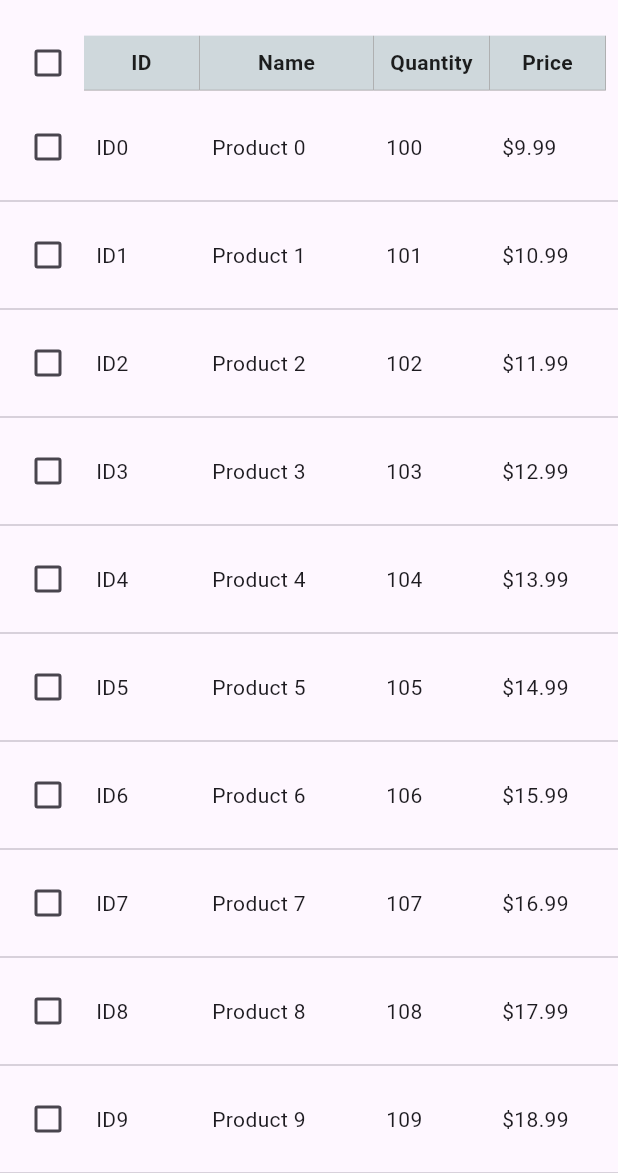
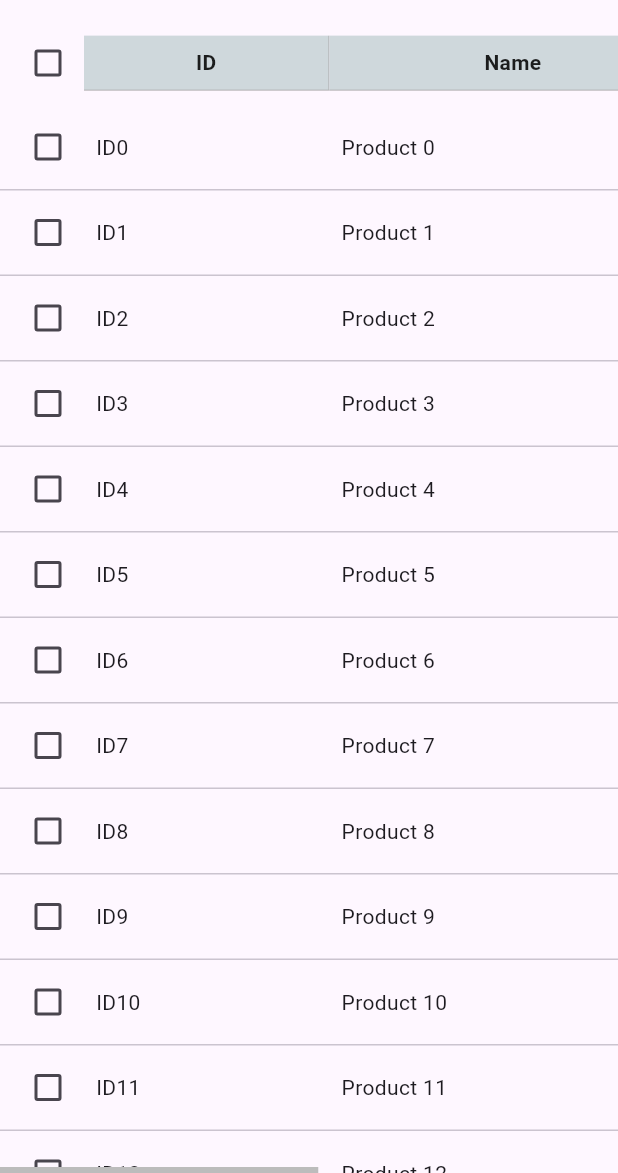
Before and after one commit to kihyun1998/table_view, a Flutter app: the TalbeScreen screen opened directly, on a phone screen of 412 x 824 dp, the part 63-1236 px from its top. Run offline on Flutter 3.47's test engine with Material 3 defaults, Android fonts, the phone set to English and light mode, and no system bars; our stand-ins replace flutter_riverpod, riverpod_annotation; generated files the repository leaves out were written again.

Commit message:
minWidth 설정 가능하게 구현

```diff
--- a/lib/talbe/talbe_screen.dart
+++ b/lib/talbe/talbe_screen.dart
@@ -27,16 +27,44 @@ class TalbeScreen extends ConsumerWidget {
       ),
     );
 
+    final ScrollController scrollController = ScrollController();
+    const double minWidth = 800;
+
     return Scaffold(
       appBar: AppBar(title: const Text("Table")),
-      body: Column(
-        children: [
-          /// TableHeaders
-          const TableColumn(),
-
-          /// TableRows
-          TableRow(rows: rows),
+      body: Scrollbar(
+        controller: scrollController,
+        thumbVisibility: true,
+        child: LayoutBuilder(
+          builder: (context, constraints) {
+            final double tableWidth = constraints.maxWidth > minWidth
+                ? constraints.maxWidth
+                : minWidth;
+            return SingleChildScrollView(
+              scrollDirection: Axis.horizontal,
+              controller: scrollController,
+              child: SizedBox(
+                width: tableWidth,
+                child: CustomScrollView(
+                  slivers: [
+                    const SliverToBoxAdapter(
+                      child: TableColumn(),
+                    ),
+                    SliverList(
+                      delegate: SliverChildBuilderDelegate(
+                        (context, index) {
+                          final row = rows[index];
+                          return TableRowWidget(row: row);
+                        },
+                        childCount: rows.length,
+                      ),
+                    )
                   ],
+                ),
+              ),
+            );
+          },
+        ),
       ),
     );
   }
@@ -81,38 +109,27 @@ class TableColumn extends ConsumerWidget {
   }
 }
 
-/// Table Rows Field
-class TableRow extends ConsumerWidget {
-  const TableRow({
-    super.key,
-    required this.rows,
-  });
+/// Table Row widget
+class TableRowWidget extends ConsumerWidget {
+  const TableRowWidget({Key? key, required this.row}) : super(key: key);
 
-  final List<MyDataRow> rows;
+  final MyDataRow row;
 
   @override
   Widget build(BuildContext context, WidgetRef ref) {
     final selectedRows = ref.watch(selectedRowProvider);
-    return Expanded(
-      child: ListView.separated(
-        /// row's length
-        itemCount: rows.length,
+    final isSelected = selectedRows.contains(row.id);
 
-        /// item builder
-        /// Area to make rows
-        itemBuilder: (context, index) {
-          final row = rows[index];
-          final isSelected = selectedRows.contains(row.id);
-          return Padding(
+    return Column(
+      children: [
+        Padding(
           padding: const EdgeInsets.symmetric(horizontal: 8.0, vertical: 4.0),
           child: Row(
             children: [
               Checkbox(
                 value: isSelected,
                 onChanged: (bool? value) {
-                    ref
-                        .read(selectedRowProvider.notifier)
-                        .update(value, row.id);
+                  ref.read(selectedRowProvider.notifier).update(value, row.id);
                 },
               ),
               TableData(title: row.id),
@@ -121,14 +138,11 @@ class TableRow extends ConsumerWidget {
               TableData(title: '\$${row.price.toStringAsFixed(2)}'),
             ],
           ),
-          );
-        },
+        ),
 
-        /// Area for divider
-        separatorBuilder: (context, index) {
-          return const Divider();
-        },
-      ),
+        /// 구분자
+        const Divider(height: 1)
+      ],
     );
   }
 }
```
Lines whose indentation alone changed are shown as unchanged.
